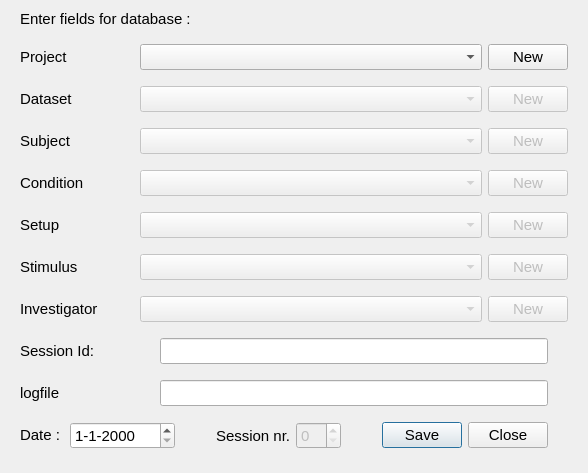
First picture: the form in design.ui, repository Herseninstituut/FYD_Python, before the edit.
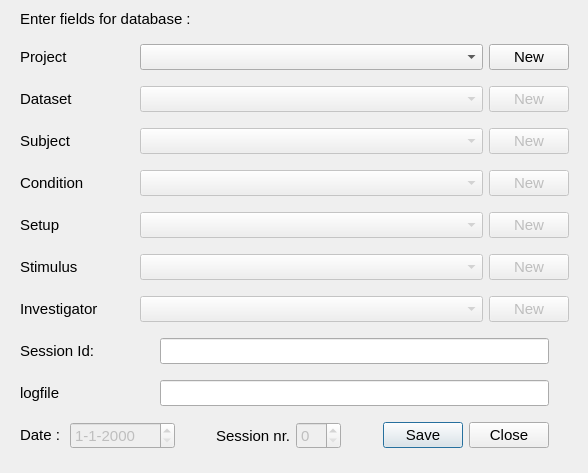
Second picture: the form after the edit. Icons and pictures are not drawn.

```diff
--- a/design.ui
+++ b/design.ui
@@ -27,7 +27,7 @@
      <rect>
       <x>10</x>
       <y>0</y>
-      <width>568</width>
+      <width>569</width>
       <height>461</height>
      </rect>
     </property>
@@ -556,6 +556,9 @@
        </item>
        <item>
         <widget class="QDateEdit" name="dateEdit">
+         <property name="enabled">
+          <bool>false</bool>
+         </property>
          <property name="sizePolicy">
           <sizepolicy hsizetype="Minimum" vsizetype="Fixed">
            <horstretch>0</horstretch>
```
